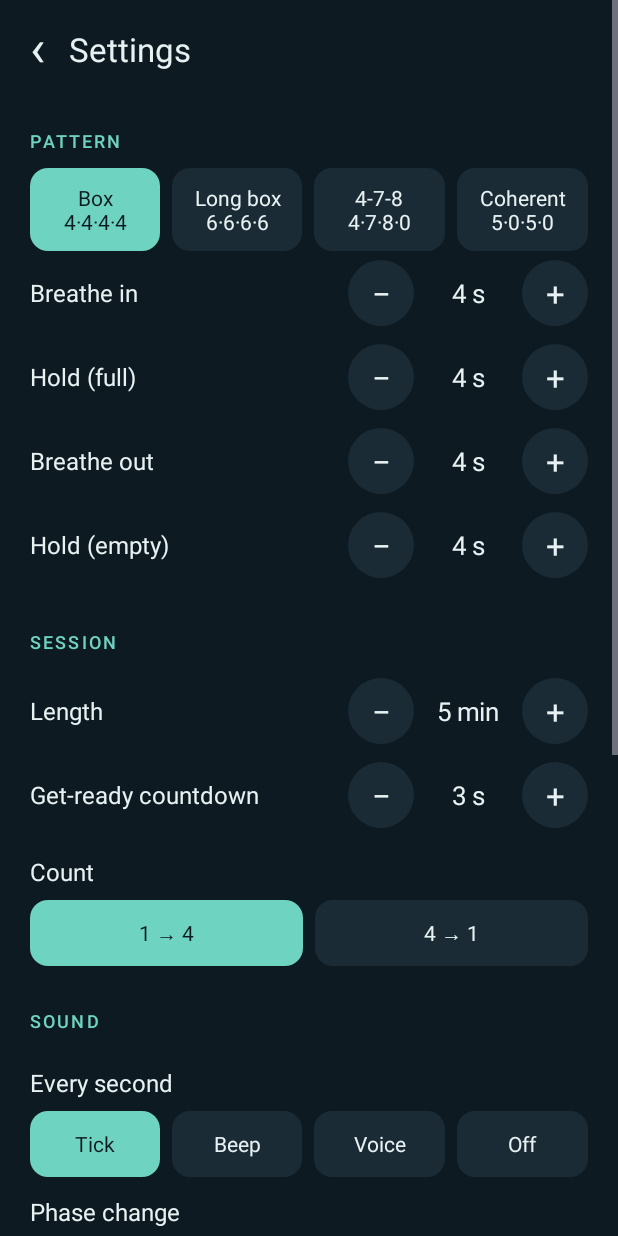
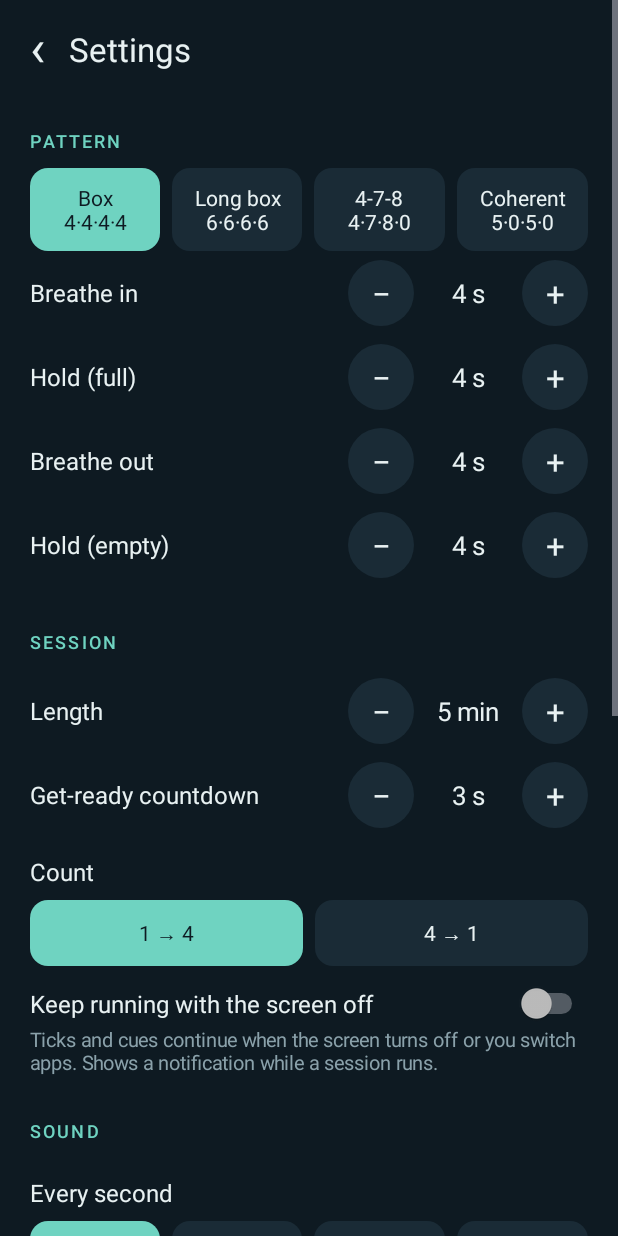
Before and after one commit to cosmoslab58/box-breathing, an Android app: the screen it shows after launch (SettingsActivity), after a tap on an icon or button, on a phone screen of 412 x 824 dp. Run offline under Robolectric (Android 15) with nearby library versions, the phone set to English and light mode, and no system bars; pictures from the network do not load; 1 statement that could not run was skipped.

Commit message:
Optional: keep running with the screen off
A Settings switch (off by default) starts a foreground service with a
notification and a partial wake lock while a session runs, so the ticks
and cues continue with the screen off or the app in the background.
Android 13+ asks for notification permission only when it is turned on.
Without it the app behaves as before: leaving it pauses the session.

README, privacy policy and F-Droid description now say vibration is the
only permission by default and describe the option. Refs #2.

Co-Authored-By: Claude Opus 5.5 <noreply@anthropic.com>

```diff
--- a/app/src/main/java/dev/cosmoslab/boxbreathing/MainActivity.java
+++ b/app/src/main/java/dev/cosmoslab/boxbreathing/MainActivity.java
@@ -144,13 +144,15 @@ public class MainActivity extends Activity {
     @Override
     protected void onStop() {
         super.onStop();
-        // No foreground service: leaving the app pauses rather than ticking unreliably in the background.
-        if (state == State.RUNNING) pause();
+        // Without the screen-off option there is no foreground service, so leaving the app pauses
+        // rather than ticking unreliably in the background. With it, SessionService keeps us running.
+        if (state == State.RUNNING && !prefs.background()) pause();
     }
 
     @Override
     protected void onDestroy() {
         super.onDestroy();
+        SessionService.stop(this);
         handler.removeCallbacksAndMessages(null);
         sounds.release();
         tts.shutdown();
@@ -189,6 +191,7 @@ public class MainActivity extends Activity {
         lastKey = Long.MIN_VALUE;
         state = State.RUNNING;
         getWindow().addFlags(WindowManager.LayoutParams.FLAG_KEEP_SCREEN_ON);
+        if (prefs.background()) SessionService.start(this);
         handler.post(beat);
         box.postOnAnimation(frame);
         refreshButtons();
@@ -199,6 +202,7 @@ public class MainActivity extends Activity {
         state = State.PAUSED;
         handler.removeCallbacks(beat);
         tts.stop();
+        SessionService.stop(this);
         stats.setText("Paused · " + stats.getText());
         refreshButtons();
     }
@@ -206,6 +210,7 @@ public class MainActivity extends Activity {
     private void resume() {
         t0 += SystemClock.uptimeMillis() - pausedAt;
         state = State.RUNNING;
+        if (prefs.background()) SessionService.start(this);
         handler.post(beat);
         box.postOnAnimation(frame);
         refreshButtons();
@@ -214,6 +219,7 @@ public class MainActivity extends Activity {
     private void stop() {
         handler.removeCallbacks(beat);
         tts.stop();
+        SessionService.stop(this);
         getWindow().clearFlags(WindowManager.LayoutParams.FLAG_KEEP_SCREEN_ON);
         loadConfig();
     }
@@ -221,6 +227,7 @@ public class MainActivity extends Activity {
     private void complete() {
         state = State.DONE;
         handler.removeCallbacks(beat);
+        SessionService.stop(this);
         getWindow().clearFlags(WindowManager.LayoutParams.FLAG_KEEP_SCREEN_ON);
         sounds.play(Sounds.GONG, prefs.gain());
         if (prefs.str(Prefs.CUE).equals("voice")) say("Well done");
--- a/app/src/main/java/dev/cosmoslab/boxbreathing/Prefs.java
+++ b/app/src/main/java/dev/cosmoslab/boxbreathing/Prefs.java
@@ -53,6 +53,15 @@ final class Prefs {
         sp.edit().putBoolean(VIBRATE, v).apply();
     }
 
+    /** Keep running with the screen off (foreground service + notification). Off by default. */
+    boolean background() {
+        return sp.getBoolean("background", false);
+    }
+
+    void putBackground(boolean v) {
+        sp.edit().putBoolean("background", v).apply();
+    }
+
     static final String DISCLAIMER = "Box Breathing is a breathing timer for general relaxation. "
             + "It is not medical advice, diagnosis or treatment, and is no substitute for a doctor.\n\n"
             + "Holding your breath can cause dizziness, lightheadedness or fainting. Breathe gently, "
--- a/app/src/main/java/dev/cosmoslab/boxbreathing/SettingsActivity.java
+++ b/app/src/main/java/dev/cosmoslab/boxbreathing/SettingsActivity.java
@@ -1,8 +1,10 @@
 package dev.cosmoslab.boxbreathing;
 
+import android.Manifest;
 import android.app.Activity;
 import android.content.ActivityNotFoundException;
 import android.content.Intent;
+import android.content.pm.PackageManager;
 import android.graphics.Typeface;
 import android.graphics.drawable.GradientDrawable;
 import android.media.AudioManager;
@@ -94,6 +96,23 @@ public class SettingsActivity extends Activity {
         stepper(col, "Length", Prefs.MINUTES, 0, 60, v -> v == 0 ? "Open" : v + " min");
         stepper(col, "Get-ready countdown", Prefs.LEAD, 0, 10, v -> v == 0 ? "Off" : v + " s");
         segmented(col, "Count", Prefs.COUNT, new String[]{"up", "down"}, new String[]{"1 → 4", "4 → 1"});
+        Switch bg = new Switch(this);
+        bg.setText("Keep running with the screen off");
+        bg.setTextColor(BoxView.TEXT);
+        bg.setTextSize(TypedValue.COMPLEX_UNIT_SP, 16);
+        bg.setChecked(prefs.background());
+        bg.setOnCheckedChangeListener((b, on) -> {
+            prefs.putBackground(on);
+            // Android 13+ needs permission to show the session notification; asked only when turned on
+            if (on && Build.VERSION.SDK_INT >= 33
+                    && checkSelfPermission(Manifest.permission.POST_NOTIFICATIONS) != PackageManager.PERMISSION_GRANTED)
+                requestPermissions(new String[]{Manifest.permission.POST_NOTIFICATIONS}, 1);
+        });
+        bg.setPadding(0, dp(14), 0, dp(4));
+        col.addView(bg);
+        TextView bgNote = text("Ticks and cues continue when the screen turns off or you switch apps. "
+                + "Shows a notification while a session runs.", 13, BoxView.MUTED);
+        col.addView(bgNote);
 
         heading(col, "Sound");
         segmented(col, "Every second", Prefs.SECOND,
--- /dev/null
+++ b/app/src/main/res/drawable/ic_notify.xml
@@ -0,0 +1,10 @@
+<?xml version="1.0" encoding="utf-8"?>
+<!-- Status-bar icon for the session notification: the square track and breath dot, in white. -->
+<vector xmlns:android="http://schemas.android.com/apk/res/android"
+    android:width="24dp" android:height="24dp"
+    android:viewportWidth="24" android:viewportHeight="24">
+    <path android:strokeColor="#FFFFFF" android:strokeWidth="2" android:strokeLineJoin="round"
+        android:pathData="M5,5 H19 V19 H5 Z" />
+    <path android:fillColor="#FFFFFF"
+        android:pathData="M5,10 m-3,0 a3,3 0 1,0 6,0 a3,3 0 1,0 -6,0" />
+</vector>
```
Also changed, not shown: app/src/main/AndroidManifest.xml (+10 -0 lines), app/src/main/java/dev/cosmoslab/boxbreathing/SessionService.java (added, +71 -0 lines), 3 other files.
